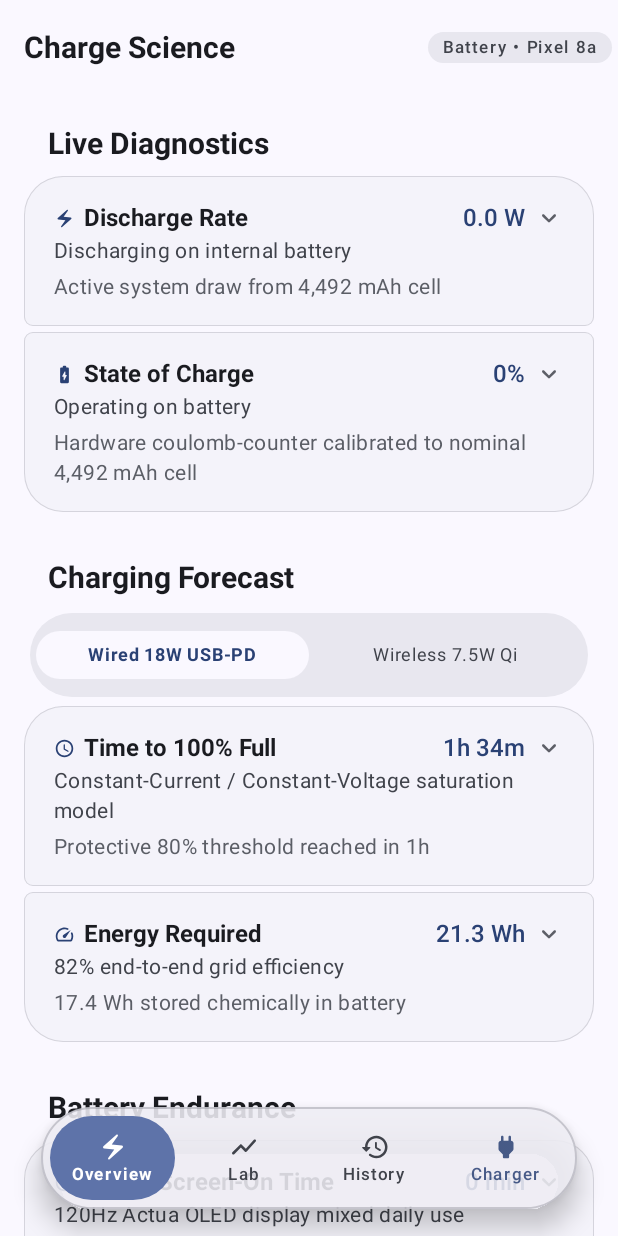
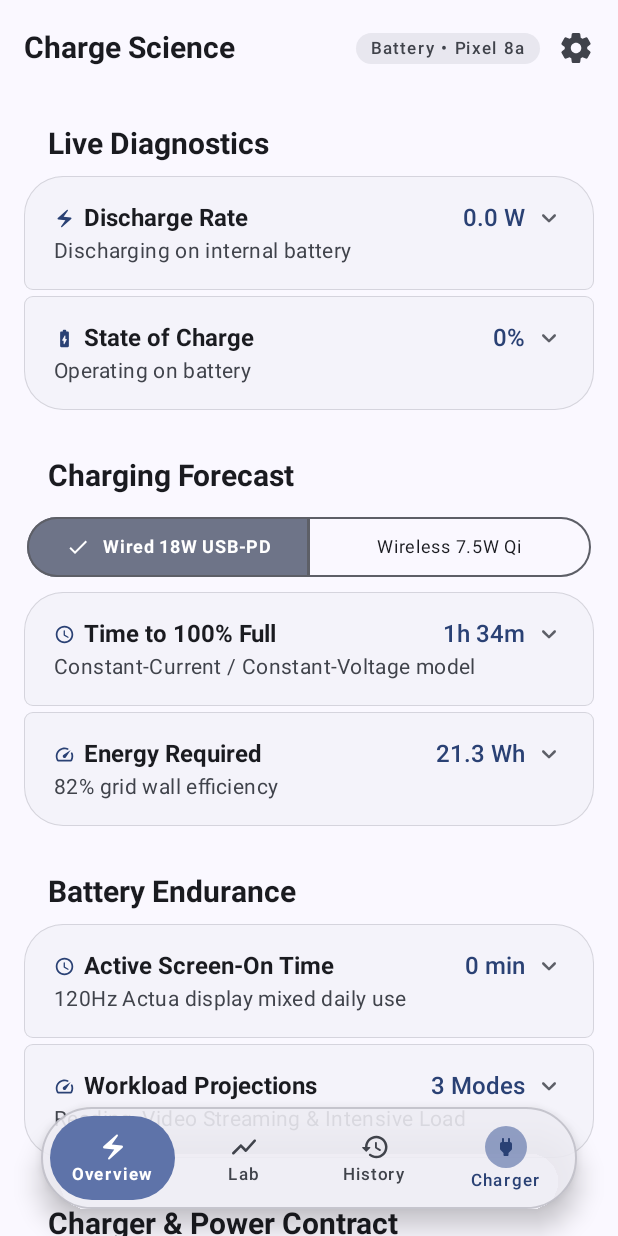
Before and after one commit to FakeerAadmi/charge-science, an Android app built with Jetpack Compose: the screen it shows after launch (MainActivity), on a phone screen of 412 x 824 dp. Run offline under Robolectric (Android 15) with nearby library versions, the phone set to English and light mode, and no system bars; our stand-ins replace Room's generated code.

Commit message:
Implement M3 SingleChoiceSegmentedButtonRow, dynamic nav circular accent, ultra-clean collapsed containers, and Settings with full specification

```diff
--- a/app/src/main/kotlin/com/example/chargescience/ui/main/MainScreen.kt
+++ b/app/src/main/kotlin/com/example/chargescience/ui/main/MainScreen.kt
@@ -2,7 +2,9 @@ package com.example.chargescience.ui.main
 
 import androidx.compose.animation.animateContentSize
 import androidx.compose.foundation.BorderStroke
+import androidx.compose.foundation.background
 import androidx.compose.foundation.layout.*
+import androidx.compose.foundation.shape.CircleShape
 import androidx.compose.foundation.shape.RoundedCornerShape
 import androidx.compose.material.icons.Icons
 import androidx.compose.material.icons.automirrored.rounded.ShowChart
@@ -11,6 +13,7 @@ import androidx.compose.material.icons.rounded.Favorite
 import androidx.compose.material.icons.rounded.History
 import androidx.compose.material.icons.rounded.Power
 import androidx.compose.material.icons.rounded.Sensors
+import androidx.compose.material.icons.rounded.Settings
 import androidx.compose.material3.*
 import androidx.compose.runtime.*
 import androidx.compose.ui.Alignment
@@ -29,6 +32,7 @@ import com.example.chargescience.ui.health.BatteryHealthScreen
 import com.example.chargescience.ui.history.ChargingHistoryScreen
 import com.example.chargescience.ui.lab.ChargingLabScreen
 import com.example.chargescience.ui.overview.OverviewScreen
+import com.example.chargescience.ui.settings.SettingsScreen
 import com.example.chargescience.ui.wireless.WirelessDiagnosticsScreen
 import kotlinx.coroutines.flow.emptyFlow
 
@@ -92,7 +96,11 @@ fun MainScreen(
     }
 
     var selectedDestination by remember { mutableStateOf(NavDestination.OVERVIEW) }
+    var showSettings by remember { mutableStateOf(false) }
 
+    if (showSettings) {
+        SettingsScreen(onBack = { showSettings = false })
+    } else {
         Scaffold(
             modifier = modifier.fillMaxSize(),
             topBar = {
@@ -115,6 +123,14 @@ fun MainScreen(
                                 fontWeight = FontWeight.SemiBold,
                                 color = if (telemetry.isCharging) MaterialTheme.colorScheme.primary else MaterialTheme.colorScheme.onSurfaceVariant,
                                 modifier = Modifier.padding(horizontal = 10.dp, vertical = 4.dp)
+                            )
+                        }
+
+                        IconButton(onClick = { showSettings = true }) {
+                            Icon(
+                                imageVector = Icons.Rounded.Settings,
+                                contentDescription = "Settings",
+                                tint = MaterialTheme.colorScheme.onSurfaceVariant
                             )
                         }
                     },
@@ -181,6 +197,7 @@ fun MainScreen(
             }
         }
     }
+}
 
 /**
  * Floating Navigation Pill with frosted glass appearance.
@@ -239,7 +256,7 @@ private fun FloatingNavPill(
                 )
             }
 
-            // 4th Dynamic Companion Category
+            // 4th Dynamic Companion Category (With Circular Accent Container)
             val isDynamicSelected = selectedDestination == dynamicDestination
             NavPillItem(
                 destination = dynamicDestination,
@@ -287,18 +304,44 @@ private fun NavPillItem(
                 .padding(horizontal = 4.dp, vertical = 2.dp)
                 .animateContentSize()
         ) {
+            // Circular container inside dynamic nav button to make it visually stand out
+            if (isDynamic) {
+                Box(
+                    modifier = Modifier
+                        .size(28.dp)
+                        .background(
+                            color = if (isSelected) {
+                                MaterialTheme.colorScheme.primary
+                            } else {
+                                MaterialTheme.colorScheme.primaryContainer.copy(alpha = 0.65f)
+                            },
+                            shape = CircleShape
+                        ),
+                    contentAlignment = Alignment.Center
+                ) {
+                    Icon(
+                        imageVector = icon,
+                        contentDescription = destination.label,
+                        tint = if (isSelected) {
+                            MaterialTheme.colorScheme.onPrimary
+                        } else {
+                            MaterialTheme.colorScheme.primary
+                        },
+                        modifier = Modifier.size(16.dp)
+                    )
+                }
+            } else {
                 Icon(
                     imageVector = icon,
                     contentDescription = destination.label,
                     tint = if (isSelected) {
                         MaterialTheme.colorScheme.onPrimaryContainer
-                } else if (isDynamic) {
-                    MaterialTheme.colorScheme.primary.copy(alpha = 0.85f)
                     } else {
                         MaterialTheme.colorScheme.onSurfaceVariant
                     },
                     modifier = Modifier.size(20.dp)
                 )
+            }
 
             Spacer(modifier = Modifier.height(2.dp))
 
@@ -310,7 +353,7 @@ private fun NavPillItem(
                 color = if (isSelected) {
                     MaterialTheme.colorScheme.onPrimaryContainer
                 } else if (isDynamic) {
-                    MaterialTheme.colorScheme.primary.copy(alpha = 0.85f)
+                    MaterialTheme.colorScheme.primary
                 } else {
                     MaterialTheme.colorScheme.onSurfaceVariant
                 }
--- a/app/src/main/kotlin/com/example/chargescience/ui/overview/OverviewScreen.kt
+++ b/app/src/main/kotlin/com/example/chargescience/ui/overview/OverviewScreen.kt
@@ -3,7 +3,6 @@ package com.example.chargescience.ui.overview
 import androidx.compose.animation.Crossfade
 import androidx.compose.foundation.layout.*
 import androidx.compose.foundation.rememberScrollState
-import androidx.compose.foundation.shape.RoundedCornerShape
 import androidx.compose.foundation.verticalScroll
 import androidx.compose.material.icons.Icons
 import androidx.compose.material.icons.rounded.BatteryChargingFull
@@ -15,7 +14,6 @@ import androidx.compose.material3.*
 import androidx.compose.runtime.*
 import androidx.compose.ui.Alignment
 import androidx.compose.ui.Modifier
-import androidx.compose.ui.graphics.Color
 import androidx.compose.ui.text.font.FontWeight
 import androidx.compose.ui.unit.dp
 import com.example.chargescience.domain.prediction.ChargingPredictionEngine
@@ -25,6 +23,7 @@ import com.example.chargescience.ui.components.SegmentedPosition
 import com.example.chargescience.ui.components.SegmentedTile
 import java.util.Locale
 
+@OptIn(ExperimentalMaterial3Api::class)
 @Composable
 fun OverviewScreen(
     telemetry: BatteryTelemetry,
@@ -62,22 +61,27 @@ fun OverviewScreen(
             } else {
                 "Discharging on internal battery"
             }
-            val powerSummary = if (telemetry.isCharging) {
-                "Direct cell absorption via MAX77759 fuel gauge"
-            } else {
-                "Active system draw from 4,492 mAh cell"
-            }
 
             SegmentedTile(
                 title = if (telemetry.isCharging) "Charging Power" else "Discharge Rate",
                 position = SegmentedPosition.TOP,
                 trailingLabel = powerLabel,
                 subtitle = powerSubtitle,
-                summary = powerSummary,
+                summary = null, // Ultra-clean: no clutter until tapped
                 icon = Icons.Rounded.ElectricBolt,
                 initialExpanded = false,
                 expandedContent = {
                     Column(verticalArrangement = Arrangement.spacedBy(10.dp)) {
+                        Text(
+                            text = if (telemetry.isCharging) {
+                                "Direct chemical power absorbed by cell via Maxim MAX77759 fuel gauge."
+                            } else {
+                                "Real-time system power drawn from the 4,492 mAh cell."
+                            },
+                            style = MaterialTheme.typography.bodySmall,
+                            color = MaterialTheme.colorScheme.onSurfaceVariant
+                        )
+
                         Row(
                             modifier = Modifier.fillMaxWidth(),
                             horizontalArrangement = Arrangement.SpaceBetween
@@ -157,19 +161,19 @@ fun OverviewScreen(
                 position = SegmentedPosition.BOTTOM,
                 trailingLabel = "${telemetry.level}%",
                 subtitle = if (telemetry.isCharging) telemetry.chargeStateDescription else "Operating on battery",
-                summary = "Hardware coulomb-counter calibrated to nominal 4,492 mAh cell",
+                summary = null, // Ultra-clean: no clutter until tapped
                 icon = Icons.Rounded.BatteryChargingFull,
                 initialExpanded = false,
                 expandedContent = {
                     Column(verticalArrangement = Arrangement.spacedBy(6.dp)) {
                         Text(
-                            text = "Lithium-Ion Operating Range",
+                            text = "Hardware Coulomb Counter Calibration",
                             style = MaterialTheme.typography.labelMedium,
                             fontWeight = FontWeight.SemiBold,
                             color = MaterialTheme.colorScheme.primary
                         )
                         Text(
-                            text = "Maintaining battery state between 20% and 80% mitigates chemical electrode stress and limits high-potential electrolyte oxidation.",
+                            text = "Calibrated to Pixel 8a nominal 4,492 mAh cell capacity. Keeping state between 20% and 80% prevents high-potential electrolyte oxidation and preserves long-term cycle health.",
                             style = MaterialTheme.typography.bodyMedium,
                             color = MaterialTheme.colorScheme.onSurfaceVariant
                         )
@@ -184,46 +188,34 @@ fun OverviewScreen(
         SegmentedGroup(
             title = "Charging Forecast"
         ) {
-            // Segmented pill selector (Wired vs Wireless)
-            Surface(
-                shape = RoundedCornerShape(999.dp),
-                color = MaterialTheme.colorScheme.surfaceContainerHigh,
+            // M3 Expressive Segmented Horizontal Button
+            SingleChoiceSegmentedButtonRow(
                 modifier = Modifier
                     .fillMaxWidth()
-                    .padding(horizontal = 4.dp, vertical = 2.dp)
+                    .padding(horizontal = 2.dp, vertical = 2.dp)
             ) {
-                Row(modifier = Modifier.padding(4.dp)) {
-                    Surface(
+                SegmentedButton(
+                    selected = selectedForecastTab == 0,
                     onClick = { selectedForecastTab = 0 },
-                        shape = RoundedCornerShape(999.dp),
-                        color = if (selectedForecastTab == 0) MaterialTheme.colorScheme.surface else Color.Transparent,
-                        modifier = Modifier.weight(1f)
+                    shape = SegmentedButtonDefaults.itemShape(index = 0, count = 2)
                 ) {
-                        Box(contentAlignment = Alignment.Center, modifier = Modifier.padding(vertical = 8.dp)) {
                     Text(
                         text = "Wired 18W USB-PD",
                         style = MaterialTheme.typography.labelMedium,
-                                fontWeight = if (selectedForecastTab == 0) FontWeight.Bold else FontWeight.Normal,
-                                color = if (selectedForecastTab == 0) MaterialTheme.colorScheme.primary else MaterialTheme.colorScheme.onSurfaceVariant
+                        fontWeight = if (selectedForecastTab == 0) FontWeight.Bold else FontWeight.Normal
                     )
                 }
-                    }
 
-                    Surface(
+                SegmentedButton(
+                    selected = selectedForecastTab == 1,
                     onClick = { selectedForecastTab = 1 },
-                        shape = RoundedCornerShape(999.dp),
-                        color = if (selectedForecastTab == 1) MaterialTheme.colorScheme.surface else Color.Transparent,
-                        modifier = Modifier.weight(1f)
+                    shape = SegmentedButtonDefaults.itemShape(index = 1, count = 2)
                 ) {
-                        Box(contentAlignment = Alignment.Center, modifier = Modifier.padding(vertical = 8.dp)) {
                     Text(
                         text = "Wireless 7.5W Qi",
                         style = MaterialTheme.typography.labelMedium,
-                                fontWeight = if (selectedForecastTab == 1) FontWeight.Bold else FontWeight.Normal,
-                                color = if (selectedForecastTab == 1) MaterialTheme.colorScheme.primary else MaterialTheme.colorScheme.onSurfaceVariant
+                        fontWeight = if (selectedForecastTab == 1) FontWeight.Bold else FontWeight.Normal
                     )
-                        }
-                    }
                 }
             }
 
@@ -236,18 +228,29 @@ fun OverviewScreen(
                         title = "Time to 100% Full",
                         position = SegmentedPosition.TOP,
                         trailingLabel = currentForecast.timeToFullFormatted,
-                        subtitle = "Constant-Current / Constant-Voltage saturation model",
-                        summary = "Protective 80% threshold reached in ${currentForecast.timeTo80Formatted}",
+                        subtitle = "Constant-Current / Constant-Voltage model",
+                        summary = null, // Ultra-clean: no clutter until tapped
                         icon = Icons.Rounded.Schedule,
                         initialExpanded = false,
                         expandedContent = {
                             Column(verticalArrangement = Arrangement.spacedBy(6.dp)) {
+                                Row(
+                                    modifier = Modifier.fillMaxWidth(),
+                                    horizontalArrangement = Arrangement.SpaceBetween
+                                ) {
                                     Text(
-                                    text = "CC-CV Taper Phase Dynamics",
+                                        text = "Protective 80% Threshold:",
                                         style = MaterialTheme.typography.labelMedium,
-                                    fontWeight = FontWeight.SemiBold,
+                                        color = MaterialTheme.colorScheme.onSurfaceVariant
+                                    )
+                                    Text(
+                                        text = currentForecast.timeTo80Formatted,
+                                        style = MaterialTheme.typography.labelMedium,
+                                        fontWeight = FontWeight.Bold,
                                         color = MaterialTheme.colorScheme.primary
                                     )
+                                }
+
                                 Text(
                                     text = if (tab == 0) {
                                         "Rapid bulk charging delivers up to 18W until 75% SOC, after which the PMIC tapers current exponentially over ~42 minutes to prevent overpotential."
@@ -262,15 +265,14 @@ fun OverviewScreen(
                     )
 
                     // Energy Consumed & Efficiency Tile (BOTTOM: squared top, curved bottom)
-                    val energySubtitle = "${currentForecast.efficiencyPercent}% end-to-end grid efficiency"
-                    val energySummary = "${String.format(Locale.US, "%.1f", currentForecast.chemicalEnergyWh)} Wh stored chemically in battery"
+                    val energySubtitle = "${currentForecast.efficiencyPercent}% grid wall efficiency"
 
                     SegmentedTile(
                         title = "Energy Required",
                         position = SegmentedPosition.BOTTOM,
                         trailingLabel = String.format(Locale.US, "%.1f Wh", currentForecast.wallEnergyWh),
                         subtitle = energySubtitle,
-                        summary = energySummary,
+                        summary = null, // Ultra-clean: no clutter until tapped
                         icon = Icons.Rounded.Speed,
                         initialExpanded = false,
                         expandedContent = {
@@ -287,8 +289,16 @@ fun OverviewScreen(
                                             color = MaterialTheme.colorScheme.onSurface
                                         )
                                     }
+                                    Column {
+                                        Text("CHEMICAL STORED", style = MaterialTheme.typography.labelSmall, color = MaterialTheme.colorScheme.outline)
+                                        Text(
+                                            text = String.format(Locale.US, "%.1f Wh", currentForecast.chemicalEnergyWh),
+                                            style = MaterialTheme.typography.titleMedium,
+                                            color = MaterialTheme.colorScheme.onSurface
+                                        )
+                                    }
                                     Column(horizontalAlignment = Alignment.End) {
-                                        Text("PEAK INPUT RATING", style = MaterialTheme.typography.labelSmall, color = MaterialTheme.colorScheme.outline)
+                                        Text("PEAK RATING", style = MaterialTheme.typography.labelSmall, color = MaterialTheme.colorScheme.outline)
                                         Text(
                                             text = String.format(Locale.US, "%.1f W", currentForecast.peakPowerWatts),
                                             style = MaterialTheme.typography.titleMedium,
@@ -298,7 +308,7 @@ fun OverviewScreen(
                                 }
 
                                 if (tab == 1 && chargingForecast.energyOverheadPercent > 0) {
-                                    Spacer(modifier = Modifier.height(6.dp))
+                                    Spacer(modifier = Modifier.height(4.dp))
                                     Text(
                                         text = "Wireless charging consumes +${chargingForecast.energyOverheadPercent}% more grid energy and takes ~${chargingForecast.timeDifferenceMinutes}m longer due to inductive magnetic field losses and coil heating.",
                                         style = MaterialTheme.typography.bodyMedium,
@@ -323,20 +333,31 @@ fun OverviewScreen(
                 title = "Active Screen-On Time",
                 position = SegmentedPosition.TOP,
                 trailingLabel = enduranceForecast.activeMixedSotFormatted,
-                subtitle = "120Hz Actua OLED display mixed daily use",
-                summary = "Standby sleep: ${enduranceForecast.standbyFormatted} (Screen-off Doze)",
+                subtitle = "120Hz Actua display mixed daily use",
+                summary = null, // Ultra-clean: no clutter until tapped
                 icon = Icons.Rounded.Schedule,
                 initialExpanded = false,
                 expandedContent = {
                     Column(verticalArrangement = Arrangement.spacedBy(6.dp)) {
+                        Row(
+                            modifier = Modifier.fillMaxWidth(),
+                            horizontalArrangement = Arrangement.SpaceBetween
+                        ) {
                             Text(
-                            text = "Display & Platform Power Context",
+                                text = "Standby Sleep (Screen-off Doze):",
                                 style = MaterialTheme.typography.labelMedium,
-                            fontWeight = FontWeight.SemiBold,
+                                color = MaterialTheme.colorScheme.onSurfaceVariant
+                            )
+                            Text(
+                                text = enduranceForecast.standbyFormatted,
+                                style = MaterialTheme.typography.labelMedium,
+                                fontWeight = FontWeight.Bold,
                                 color = MaterialTheme.colorScheme.primary
                             )
+                        }
+
                         Text(
-                            text = "Based on Google Tensor G3 baseline power profiles. Screen draw on the 120Hz LTPO display scales with ambient brightness and refresh rate.",
+                            text = "Based on Google Tensor G3 baseline power profiles. Screen draw on the 120Hz LTPO display scales dynamically with ambient brightness and refresh rate.",
                             style = MaterialTheme.typography.bodyMedium,
                             color = MaterialTheme.colorScheme.onSurfaceVariant
                         )
@@ -350,7 +371,7 @@ fun OverviewScreen(
                 position = SegmentedPosition.BOTTOM,
                 trailingLabel = "3 Modes",
                 subtitle = "Reading, Video Streaming & Intensive Load",
-                summary = "Reading: ${enduranceForecast.lightSotFormatted} • Video: ${enduranceForecast.videoPlaybackFormatted}",
+                summary = null, // Ultra-clean: no clutter until tapped
                 icon = Icons.Rounded.Speed,
                 initialExpanded = false,
                 expandedContent = {
@@ -425,7 +446,7 @@ fun OverviewScreen(
                 position = SegmentedPosition.SINGLE,
                 trailingLabel = contractTitle,
                 subtitle = contractSubtitle,
-                summary = if (telemetry.isCharging) "Power profile negotiated with Pixel 8a PMIC" else "Device running from internal battery reserve",
+                summary = null, // Ultra-clean: no clutter until tapped
                 icon = Icons.Rounded.Power,
                 initialExpanded = false,
                 expandedContent = {
```
Also changed, not shown: app/src/main/kotlin/com/example/chargescience/ui/settings/SettingsScreen.kt (added, +397 -0 lines), 1 other file. Lines whose indentation alone changed are shown as unchanged.
